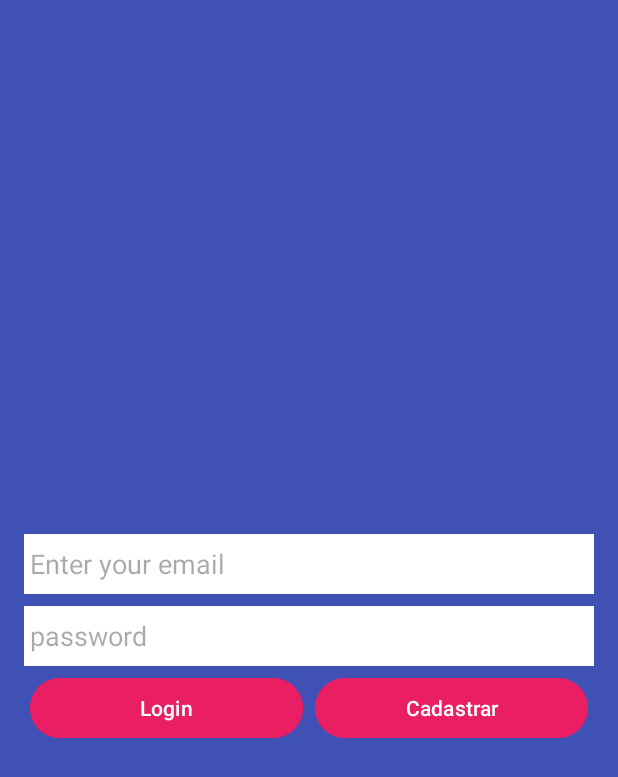
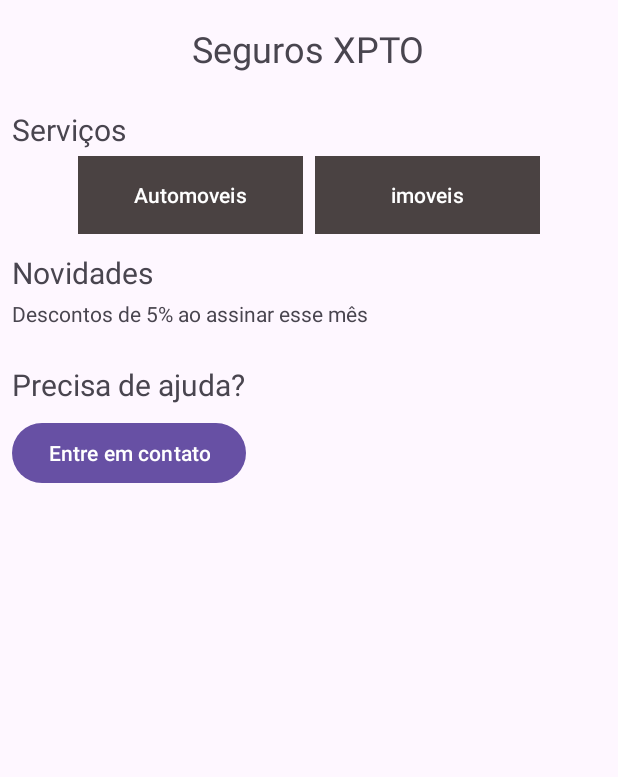
Before and after one commit to jessemp3/Desenvolvimento-nativo-java, an Android app: the screen it shows after launch (Exe1 before the commit, Exe2 after it), on a phone screen of 412 x 824 dp. Shown: the top 777 px of the screen. Run offline under Robolectric (Android 15) with nearby library versions, the phone set to English and light mode, and no system bars; Roboto replaces fonts that are not available here.

Commit message:
feat: add Exe2 activity with layout for insurance services and update manifest and colors

```diff
--- a/LinearLayout/app/src/main/AndroidManifest.xml
+++ b/LinearLayout/app/src/main/AndroidManifest.xml
@@ -13,7 +13,7 @@
         android:theme="@style/Theme.LinearLayout"
         tools:targetApi="31">
         <activity
-            android:name=".Exe1"
+            android:name=".Exe2"
             android:exported="true">
             <intent-filter>
                 <action android:name="android.intent.action.MAIN" />
--- /dev/null
+++ b/LinearLayout/app/src/main/java/com/nativo/linearlayout/Exe2.java
@@ -0,0 +1,24 @@
+package com.nativo.linearlayout;
+
+import android.os.Bundle;
+
+import androidx.activity.EdgeToEdge;
+import androidx.appcompat.app.AppCompatActivity;
+import androidx.core.graphics.Insets;
+import androidx.core.view.ViewCompat;
+import androidx.core.view.WindowInsetsCompat;
+
+public class Exe2 extends AppCompatActivity {
+
+    @Override
+    protected void onCreate(Bundle savedInstanceState) {
+        super.onCreate(savedInstanceState);
+        EdgeToEdge.enable(this);
+        setContentView(R.layout.activity_exe2);
+        ViewCompat.setOnApplyWindowInsetsListener(findViewById(R.id.main), (v, insets) -> {
+            Insets systemBars = insets.getInsets(WindowInsetsCompat.Type.systemBars());
+            v.setPadding(systemBars.left, systemBars.top, systemBars.right, systemBars.bottom);
+            return insets;
+        });
+    }
+}
--- /dev/null
+++ b/LinearLayout/app/src/main/res/layout/activity_exe2.xml
@@ -0,0 +1,89 @@
+<?xml version="1.0" encoding="utf-8"?>
+<LinearLayout xmlns:android="http://schemas.android.com/apk/res/android"
+    xmlns:app="http://schemas.android.com/apk/res-auto"
+    xmlns:tools="http://schemas.android.com/tools"
+    android:id="@+id/main"
+    android:layout_width="match_parent"
+    android:layout_height="match_parent"
+    tools:context=".Exe2"
+    android:orientation="vertical"
+    >
+
+    <TextView
+        android:id="@+id/textView"
+        android:layout_width="wrap_content"
+        android:layout_height="wrap_content"
+        android:text="Seguros XPTO"
+        android:textSize="24sp"
+        android:layout_gravity="center"
+        android:padding="16dp"/>
+
+    <TextView
+        android:layout_width="match_parent"
+        android:layout_height="wrap_content"
+        android:text="Serviços"
+        android:layout_marginTop="8dp"
+        android:layout_marginHorizontal="8dp"
+        android:textSize="20sp"
+        />
+
+    <LinearLayout
+        android:layout_width="wrap_content"
+        android:layout_height="wrap_content"
+        android:orientation="horizontal"
+        android:layout_gravity="center"
+        >
+
+        <Button
+            android:layout_width="150dp"
+            android:layout_height="60dp"
+            android:text="Automoveis"
+            android:layout_marginRight="8dp"
+            android:backgroundTint="@color/gray"
+            app:cornerRadius="0dp" />
+            />
+
+        <Button
+            android:layout_width="150dp"
+            android:layout_height="60dp"
+            android:backgroundTint="@color/gray"
+            android:text="imoveis"
+            app:cornerRadius="0dp" />
+
+    </LinearLayout>
+
+    <TextView
+        android:layout_width="match_parent"
+        android:layout_height="wrap_content"
+        android:text="Novidades"
+        android:textSize="20sp"
+        android:layout_marginTop="8dp"
+        android:layout_marginHorizontal="8dp"
+        />
+
+    <TextView
+        android:layout_width="match_parent"
+        android:layout_height="wrap_content"
+        android:layout_marginHorizontal="8dp"
+        android:layout_marginTop="4dp"
+        android:text="Descontos de 5% ao assinar esse mês" />
+
+    <TextView
+        android:layout_width="match_parent"
+        android:layout_height="wrap_content"
+        android:layout_marginHorizontal="8dp"
+        android:layout_marginTop="24dp"
+        android:textSize="20sp"
+        android:text="Precisa de ajuda?" />
+
+    <Button
+        android:layout_width="wrap_content"
+        android:layout_height="wrap_content"
+        android:layout_marginHorizontal="8dp"
+        android:layout_marginTop="8dp"
+        android:text="Entre em contato"
+
+        />
+
+
+</LinearLayout>
--- a/LinearLayout/app/src/main/res/values/colors.xml
+++ b/LinearLayout/app/src/main/res/values/colors.xml
@@ -4,5 +4,6 @@
     <color name="white">#FFFFFFFF</color>
     <color name="pink">#E91E63</color>
     <color name="blue">#3F51B5</color>
+    <color name="gray">#4A4242</color>
 
 </resources>
```
